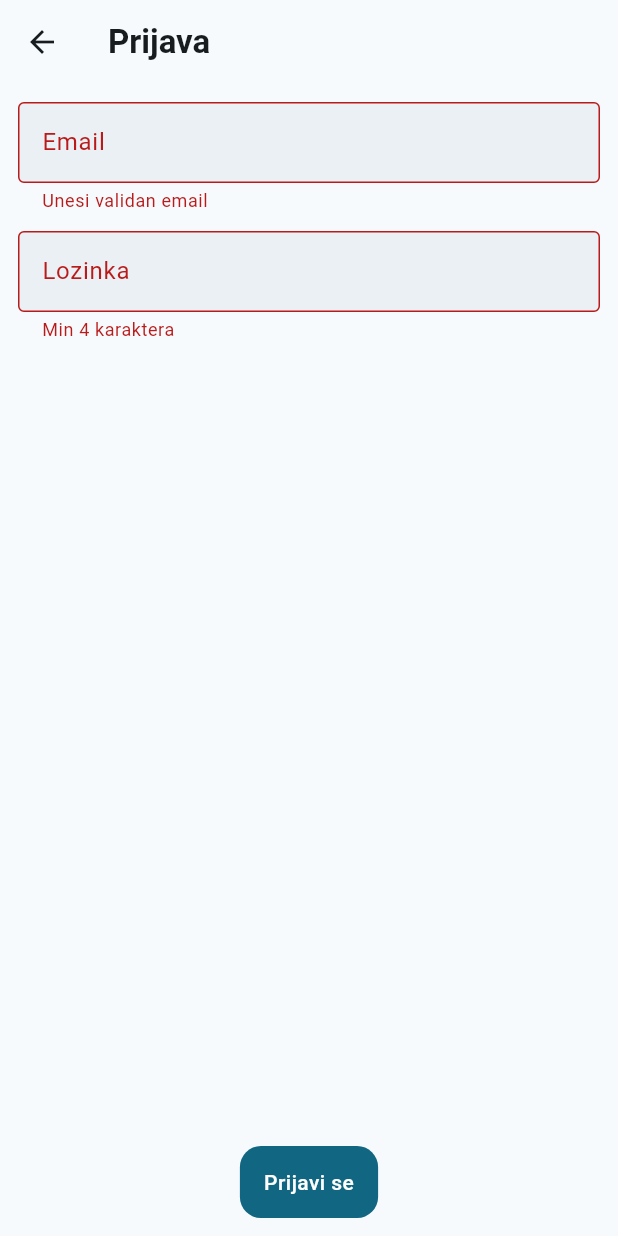
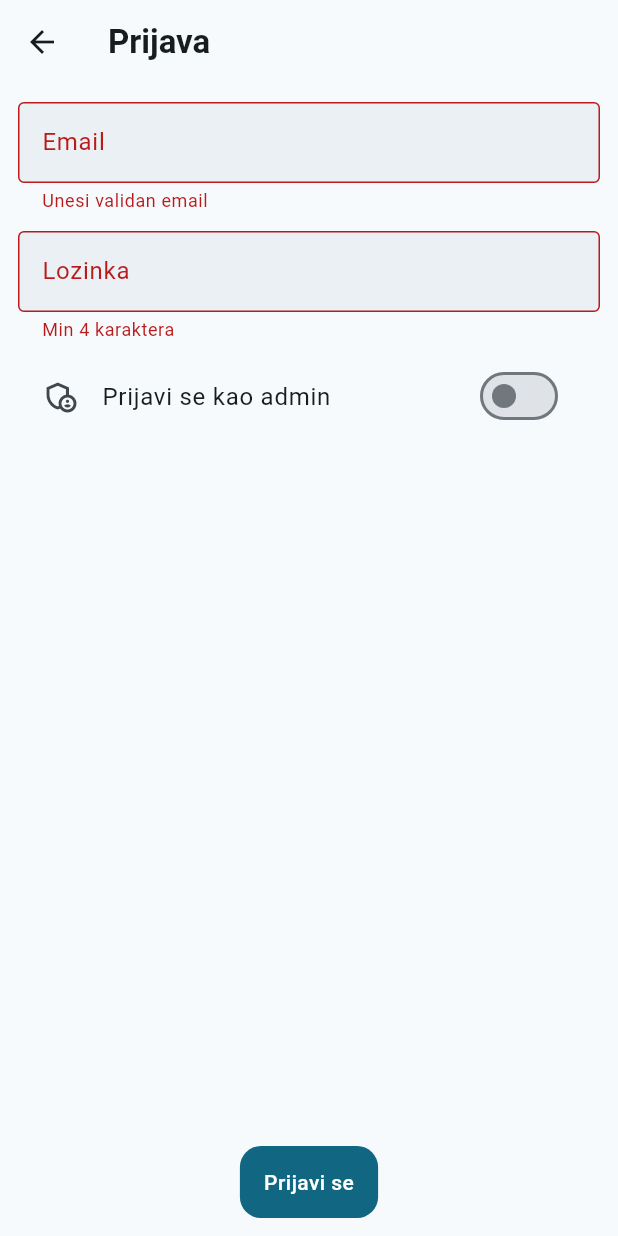
Before and after one commit to vojinjanjusevic/MIT_IT6_2023_projekat, a Flutter app: the AuthLoginScreen screen opened directly, after a tap on "Prijavi se", on a phone screen of 412 x 824 dp. Run offline on Flutter 3.47's test engine with Material 3 defaults, Android fonts, the phone set to English and light mode, and no system bars; our stand-ins replace image_picker; accounts and stored records are empty.

Commit message:
Admin panel

```diff
--- a/lib/data/car_store.dart
+++ b/lib/data/car_store.dart
@@ -8,6 +8,28 @@ class CarStore {
   static final CarStore instance = CarStore._();
 
   AppUser? currentUser;
+
+  final List<AppUser> _users = [
+    const AppUser(
+      id: 'a1',
+      name: 'Admin',
+      email: 'admin@cardealer.rs',
+      role: UserRole.admin,
+    ),
+    const AppUser(
+      id: 'u1',
+      name: 'Korisnik',
+      email: 'user@cardealer.rs',
+      role: UserRole.user,
+    ),
+    const AppUser(
+      id: 'u2',
+      name: 'Drugi korisnik',
+      email: 'u2@cardealer.rs',
+      role: UserRole.user,
+    ),
+  ];
+
   //referenca na listu se ne menja zbog final, ali se mogu dodavati i brisasti elementi liste
   final List<Car> _cars = [
     //dummy oglasi
@@ -49,20 +71,48 @@ class CarStore {
 
   // Fake auth
   void loginAsUser(String email) {
-    currentUser = AppUser(id: 'u1', name: 'Korisnik', email: email, role: UserRole.user);
+    // nađi ako postoji u _users, ako ne postoji napravi i ubaci
+    final existing = _users
+        .where((u) => u.email.toLowerCase() == email.toLowerCase())
+        .toList();
+    if (existing.isNotEmpty) {
+      currentUser = existing.first;
+      return;
+    }
+    final user = AppUser(
+      id: 'u${Random().nextInt(9999)}',
+      name: 'Korisnik',
+      email: email,
+      role: UserRole.user,
+    );
+    _users.insert(0, user);
+    currentUser = user;
   }
 
   void loginAsAdmin(String email) {
-    currentUser = AppUser(id: 'a1', name: 'Admin', email: email, role: UserRole.admin);
+    final foundAdmin = _users.where(
+      (u) =>
+          u.role == UserRole.admin &&
+          u.email.toLowerCase() == email.toLowerCase(),
+    );
+    if (foundAdmin.isNotEmpty) {
+      currentUser = foundAdmin.first;
+    } else {
+      // fallback: default admin
+      currentUser = _users.firstWhere((u) => u.role == UserRole.admin);
+    }
   }
 
   void register(String name, String email) {
-    currentUser = AppUser(
+    final user = AppUser(
       id: 'u${Random().nextInt(9999)}',
       name: name,
       email: email,
       role: UserRole.user,
     );
+
+    _users.insert(0, user);
+    currentUser = user;
   }
 
   void logout() => currentUser = null;
@@ -76,4 +126,11 @@ class CarStore {
   }
 
   void deleteCar(String id) => _cars.removeWhere((c) => c.id == id);
+  void deleteUser(String id) {
+  _users.removeWhere((u) => u.id == id);
+  _cars.removeWhere((c) => c.ownerId == id); // obriši i njegove oglase
+  if (currentUser?.id == id) currentUser = null;
 }
+
+  List<AppUser> get allUsers => List.unmodifiable(_users);
+}
--- a/lib/screens/auth_login_screen.dart
+++ b/lib/screens/auth_login_screen.dart
@@ -12,6 +12,7 @@ class _AuthLoginScreenState extends State<AuthLoginScreen> {
   final formKey = GlobalKey<FormState>();
   final emailCtrl = TextEditingController();
   final passCtrl = TextEditingController();
+  bool asAdmin = false;
 
   @override
   void dispose() {
@@ -22,7 +23,12 @@ class _AuthLoginScreenState extends State<AuthLoginScreen> {
 
   void submit() {
     if (!formKey.currentState!.validate()) return;
-    CarStore.instance.loginAsUser(emailCtrl.text.trim());
+    final email = emailCtrl.text.trim();
+    if (asAdmin) {
+      CarStore.instance.loginAsAdmin(email);
+    } else {
+      CarStore.instance.loginAsUser(email);
+    }
     Navigator.pop(context, true); // true -> login uspeo
   }
 
@@ -38,15 +44,31 @@ class _AuthLoginScreenState extends State<AuthLoginScreen> {
             children: [
               TextFormField(
                 controller: emailCtrl,
-                decoration: const InputDecoration(labelText: 'Email', border: OutlineInputBorder()),
-                validator: (v) => (v == null || !v.contains('@')) ? 'Unesi validan email' : null,
+                decoration: const InputDecoration(
+                  labelText: 'Email',
+                  border: OutlineInputBorder(),
+                ),
+                validator: (v) => (v == null || !v.contains('@'))
+                    ? 'Unesi validan email'
+                    : null,
               ),
               const SizedBox(height: 12),
               TextFormField(
                 controller: passCtrl,
                 obscureText: true,
-                decoration: const InputDecoration(labelText: 'Lozinka', border: OutlineInputBorder()),
-                validator: (v) => (v == null || v.length < 4) ? 'Min 4 karaktera' : null,
+                decoration: const InputDecoration(
+                  labelText: 'Lozinka',
+                  border: OutlineInputBorder(),
+                ),
+                validator: (v) =>
+                    (v == null || v.length < 4) ? 'Min 4 karaktera' : null,
+              ),
+              const SizedBox(height: 8),
+              SwitchListTile(
+                value: asAdmin,
+                onChanged: (v) => setState(() => asAdmin = v),
+                title: const Text('Prijavi se kao admin'),
+                secondary: const Icon(Icons.admin_panel_settings_outlined),
               ),
               const Spacer(),
               FilledButton(onPressed: submit, child: const Text('Prijavi se')),
```
Also changed, not shown: lib/screens/admin_panel_screen.dart (added, +163 -0 lines), lib/screens/profile_screen.dart (+21 -2 lines).
